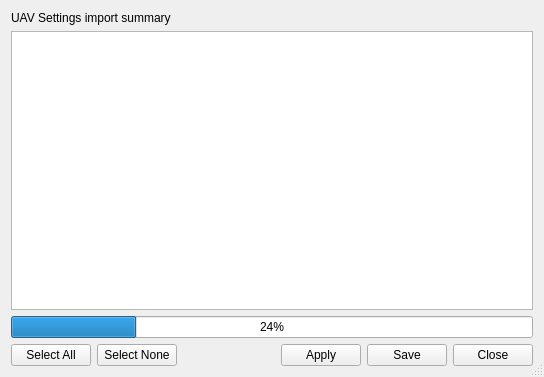
d-ronin/dRonin, file ground/gcs/src/plugins/uavsettingsimportexport/importsummarydialog.ui: the form before one commit.
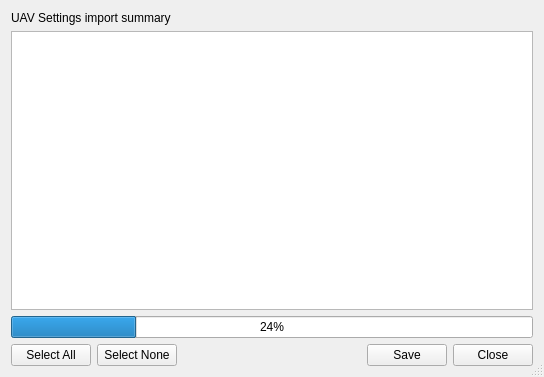
The form after the commit. Icons and pictures are not drawn.

Commit message: Changed according to comments. Save button applies settings and saves to flash.

What changed in the file:
```diff
--- a/ground/gcs/src/plugins/uavsettingsimportexport/importsummarydialog.ui
+++ b/ground/gcs/src/plugins/uavsettingsimportexport/importsummarydialog.ui
@@ -114,13 +114,6 @@
        </property>
       </widget>
      </item>
-     <item>
-      <widget class="QPushButton" name="btnApply">
-       <property name="text">
-        <string>Apply</string>
-       </property>
-      </widget>
-     </item>
      <item>
       <widget class="QPushButton" name="btnSaveToFlash">
        <property name="toolTip">
```
The commit also changes 2 other files.
